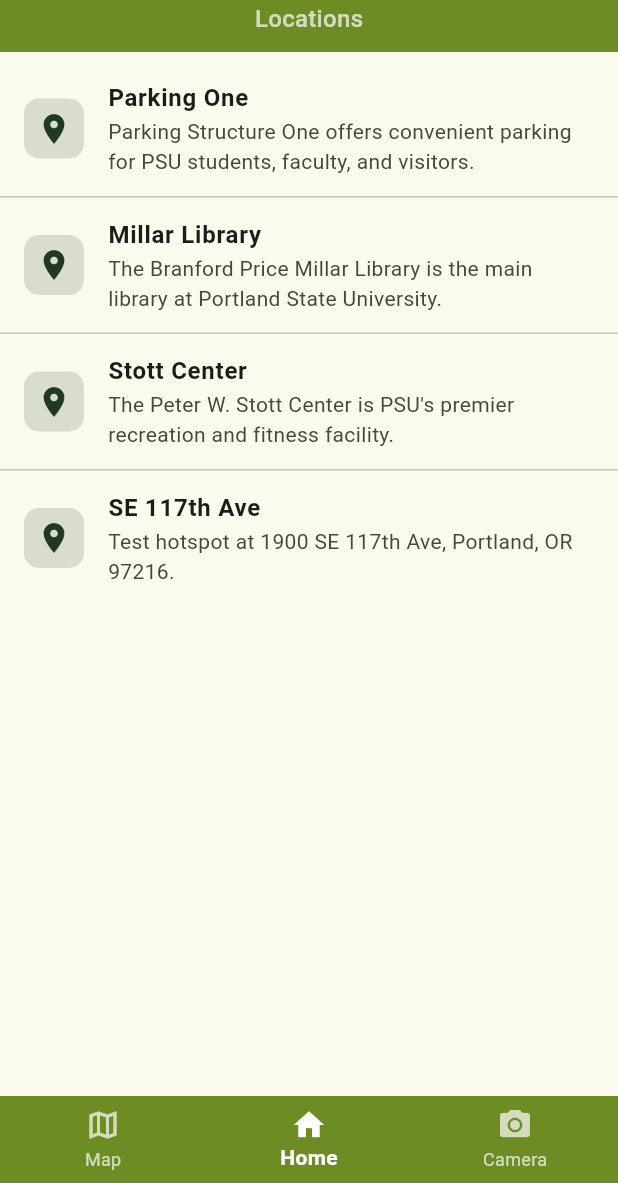
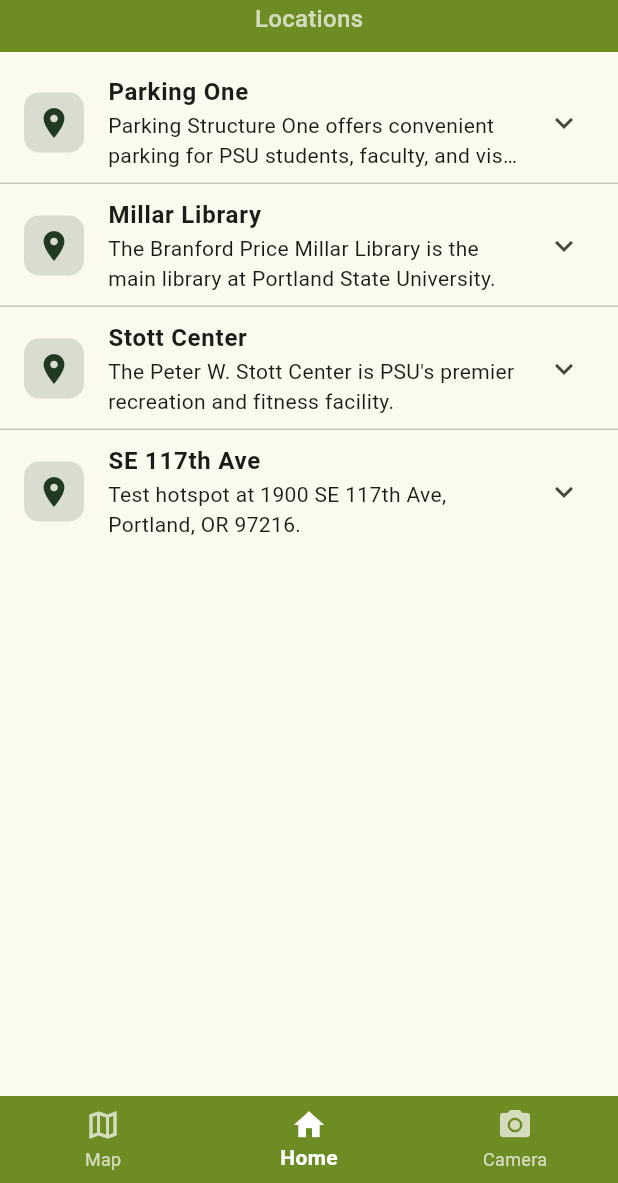
Before and after one commit to JPatts/Campus-Tour-App-2025, a Flutter app: the screen it shows after launch, item 2 of the bottom bar chosen, on a phone screen of 412 x 824 dp, the part 53-1236 px from its top. Run offline on Flutter 3.47's test engine with Material 3 defaults, Android fonts, the phone set to English and light mode, and no system bars; our stand-ins replace camera, flutter_compass, geolocator, google_maps_flutter, permission_handler.

Commit message:
Added dropdowns to homepage for hotspot info

```diff
--- a/campus_tour/lib/listview.dart
+++ b/campus_tour/lib/listview.dart
@@ -1,28 +1,56 @@
-import 'package:campus_tour/main.dart';
+import 'main.dart';
 import 'package:campus_tour/models/hotspot.dart';
+import 'package:campus_tour/services/hotspot_service.dart';
 import 'package:flutter/material.dart';
+import 'dart:io';
+
+var myImage = File(
+  '../assets/hotspots/exampleHotspot/Assets/photoOfBali.jpg',
+);
 
 class LocationList extends MyApp {
   const LocationList({Key? key}) : super(key: key);
 
   @override
   Widget build(BuildContext context) {
-    List<Hotspot> children = myService.getHostpots();
+    final service = HotspotService();
+    // If already loaded, show immediately; otherwise load and then render
+    if (service.isLoaded) {
+      final List<Hotspot> children = service.getHostpots();
+      return _buildList(children);
+    }
+    return FutureBuilder<List<Hotspot>>(
+      future: service.loadHotspots(),
+      builder: (context, snapshot) {
+        if (snapshot.connectionState == ConnectionState.waiting) {
+          return const Center(child: CircularProgressIndicator());
+        }
+        final List<Hotspot> children = service.getHostpots();
+        return _buildList(children);
+      },
+    );
+  }
+
+  Widget _buildList(List<Hotspot> children) {
+    // Filter out test hotspots from the home page
+    final filteredHotspots = children
+        .where((hotspot) => !hotspot.hotspotId.startsWith('test'))
+        .toList();
+
     return Scaffold(
-      body: ListView.separated(
+      body: filteredHotspots.isEmpty
+          ? const Center(child: Text('No hotspots available'))
+          : ListView.separated(
               padding: const EdgeInsets.only(top: 6, bottom: 6),
-        separatorBuilder: (context, index) => const Divider(height: 1),
-        itemCount: children.length,
+              separatorBuilder: (context, index) => const Divider(height: 0),
+              itemCount: filteredHotspots.length,
               itemBuilder: (context, index) {
-          if (children.isEmpty) {
-            // Welcome Screen
-          } else {
-            final hotspot = children[index];
-            return ListTile(
-              contentPadding: const EdgeInsets.symmetric(
-                horizontal: 16,
-                vertical: 5,
-              ),
+                final hotspot = filteredHotspots[index];
+                return ExpansionTile(
+                  // contentPadding: const EdgeInsets.symmetric(
+                  // horizontal: 16,
+                  // vertical: 5,
+                  // ),
                   title: Text(
                     hotspot.name,
                     style: const TextStyle(fontWeight: FontWeight.w600),
@@ -41,8 +69,14 @@
                     ),
                     child: const Icon(Icons.place, color: Color(0xFF213921)),
                   ),
+                  children: [
+                    ListTile(
+                      // info goes here \/
+                      title: Text(hotspot.updatedAt),
+                      //leading: Image.file(myImage,),
+                    ),
+                  ],
                 );
-          }
               },
             ),
     );
```
Lines whose indentation alone changed are shown as unchanged.
